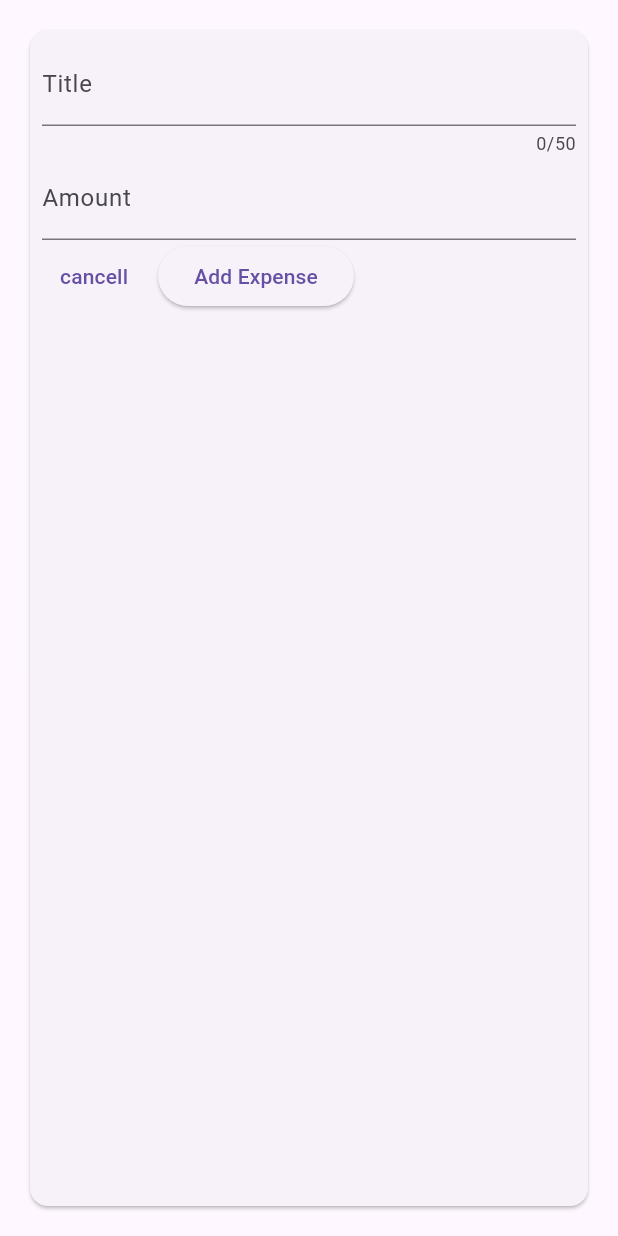
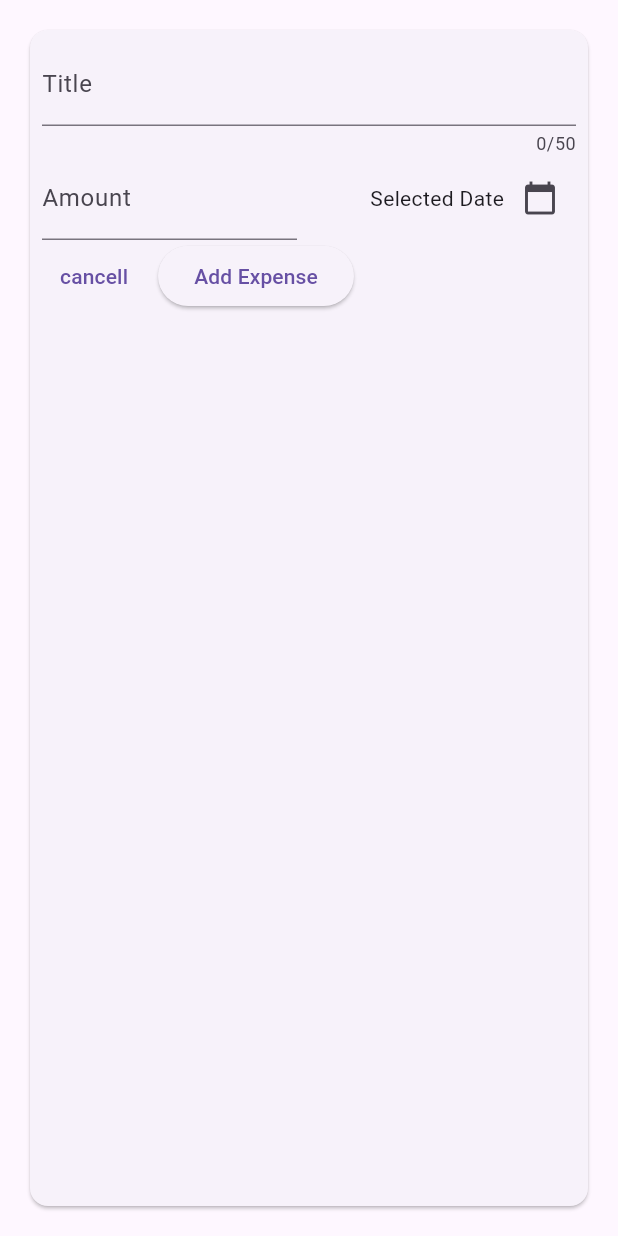
Before and after one commit to m104tanaka/expense_tracker, a Flutter app: the NewExpense widget shown alone on an empty page, opened directly, on a phone screen of 412 x 824 dp. Run offline on Flutter 3.47's test engine with Material 3 defaults, Android fonts, the phone set to English and light mode, and no system bars.

Commit message:
Add calender

```diff
--- a/lib/widget/new_expense.dart
+++ b/lib/widget/new_expense.dart
@@ -36,7 +36,10 @@ class _NewExpenseState extends State<NewExpense> {
                   label: Text('Title'),
                 ),
               ),
-              TextField(
+              Row(
+                children: [
+                  Expanded(
+                    child: TextField(
                       controller: _amountController,
                       keyboardType: TextInputType.number,
                       decoration: const InputDecoration(
@@ -44,11 +47,27 @@ class _NewExpenseState extends State<NewExpense> {
                         label: Text('Amount'),
                       ),
                     ),
+                  ),
+                  const SizedBox(width: 16),
+                  Expanded(
+                      child: Row(
+                    mainAxisAlignment: MainAxisAlignment.end,
+                    children: [
+                      const Text('Selected Date'),
+                      IconButton(
+                          onPressed: () {},
+                          icon: const Icon(Icons.calendar_today)),
+                    ],
+                  ))
+                ],
+              ),
               Row(
                 children: [
-                  TextButton(onPressed: () {
+                  TextButton(
+                      onPressed: () {
                         Navigator.pop(context);
-                  }, child: const Text('cancell')),
+                      },
+                      child: const Text('cancell')),
                   const SizedBox(width: 8),
                   ElevatedButton(
                     onPressed: () {
```
Lines whose indentation alone changed are shown as unchanged.
